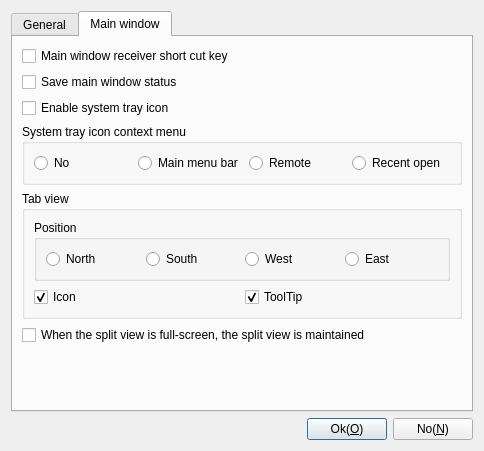
The window that App/Client/ParameterDlgSettings.ui (KangLin/RabbitRemoteControl) describes before a commit, drawn with Qt 5.
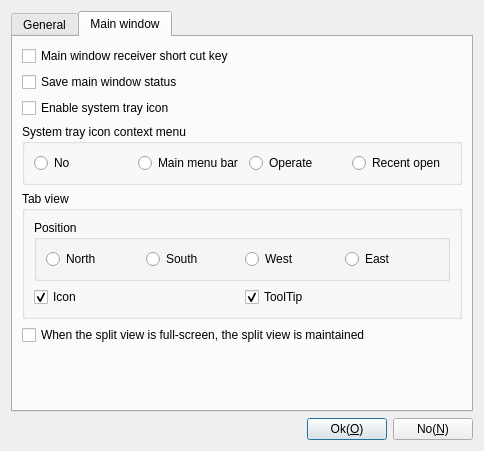
The same window after the commit. The open tabs and pages were chosen to show the change. Icons and pictures are not drawn.

Commit message:
App: menu rename Remote to Operate
[Rename UI prompts](https://github.com/KangLin/RabbitRemoteControl/issues/47)

Diff of the .ui file:
```diff
--- a/App/Client/ParameterDlgSettings.ui
+++ b/App/Client/ParameterDlgSettings.ui
@@ -205,7 +205,7 @@
           <item row="0" column="2">
            <widget class="QRadioButton" name="rbSystemTrayIconRemote">
             <property name="text">
-             <string>Remote</string>
+             <string>Operate</string>
             </property>
            </widget>
           </item>
```
Left out of the diff: 4 changed lines with no effect on the pictures. The commit also changes 4 other files.
